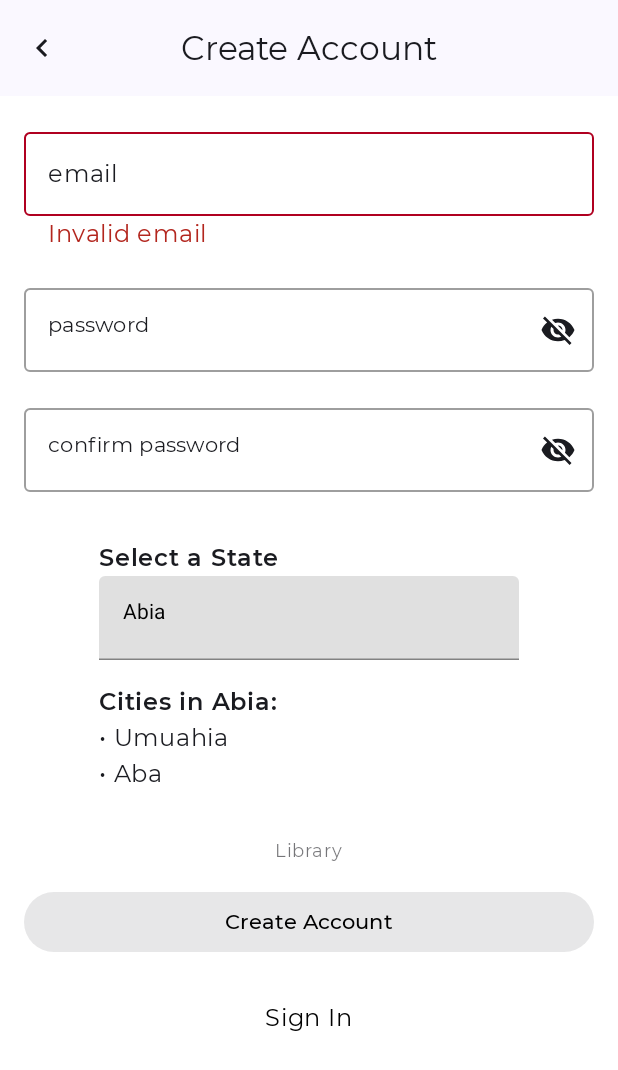
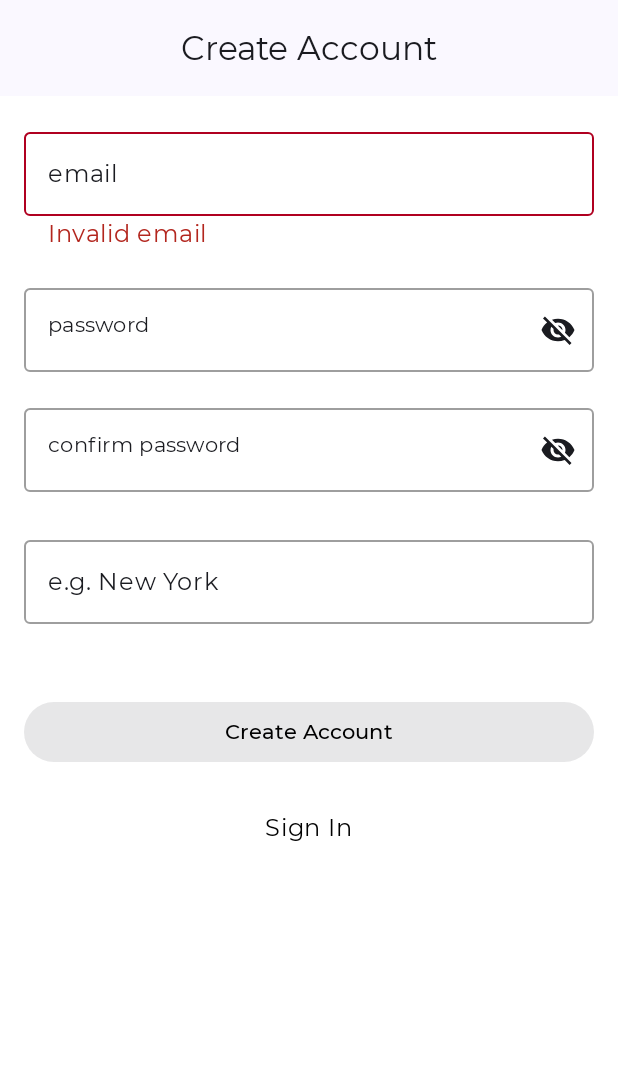
Before and after one commit to ufuomaisaac/Women-Care, an Android app built with Jetpack Compose: the screen it shows after launch (MainActivity), on a phone screen of 412 x 824 dp. Shown: the top 1070 px of the screen. Run offline under Robolectric (Android 15) with nearby library versions, the phone set to English and light mode, and no system bars; our stand-ins replace Dagger/Hilt's generated code, Firebase (no records; nobody signed in at launch, a user with empty details on screens opened directly).

Commit message:
some changes made

```diff
--- a/app/src/main/java/com/example/womencare/ui/auth/signin/SignInSIgnUp.kt
+++ b/app/src/main/java/com/example/womencare/ui/auth/signin/SignInSIgnUp.kt
@@ -4,6 +4,7 @@ import androidx.compose.foundation.layout.Row
 import androidx.compose.foundation.layout.Spacer
 import androidx.compose.foundation.layout.fillMaxWidth
 import androidx.compose.foundation.layout.height
+import androidx.compose.foundation.layout.padding
 import androidx.compose.foundation.layout.width
 import androidx.compose.foundation.text.KeyboardActions
 import androidx.compose.foundation.text.KeyboardOptions
@@ -67,6 +68,21 @@ fun SignInTopAppBar(
 }
 
 @Composable
+@OptIn(ExperimentalMaterial3Api::class)
+fun SignUpTopAppBar(
+    topAppBarTitle: String,
+    NavUp: () -> Unit
+) {
+    CenterAlignedTopAppBar(
+        title = {
+            Text(text = topAppBarTitle,
+                modifier = Modifier
+            )
+        }
+    )
+}
+
+@Composable
 fun Email(
     emailState: TextFieldState =  remember { EmailState() },
     imeAction: ImeAction = ImeAction.Next,
@@ -102,7 +118,6 @@ fun Email(
         ),
         singleLine = true
     )
-
     emailState.getError()?.let { error -> TextFieldError(textError = error) }
 }
 
@@ -273,6 +288,40 @@ fun StateCityDropdown() {
 }
 
 
+/*@Composable
+fun CityInputField(
+    city: String,
+    onCityChange: (String) -> Unit
+) {
+    TextField(
+        value = city,
+        onValueChange = onCityChange,
+        label = { Text("Enter City") },
+        placeholder = { Text("e.g. New York") },
+        singleLine = true,
+        modifier = Modifier
+            .fillMaxWidth()
+            .padding(16.dp)
+    )
+}*/
+
+@Composable
+fun CityInputField(
+    city: String,
+    onCityChange: (String) -> Unit
+) {
+    OutlinedTextField(
+        value = city,
+        onValueChange = onCityChange,
+        //label = { Text("Enter City") },
+        placeholder = { Text("e.g. New York") },
+        singleLine = true,
+        modifier = Modifier
+            .fillMaxWidth()
+    )
+}
+
+
 
 @Preview()
 @Composable
--- a/app/src/main/java/com/example/womencare/ui/auth/signup/SIgnUpScreen.kt
+++ b/app/src/main/java/com/example/womencare/ui/auth/signup/SIgnUpScreen.kt
@@ -1,9 +1,11 @@
 package com.example.mothercare.ui.scene.auth.signup
 
 import CityDropdown
+import CityInputField
 import Email
 import Password
 import SignInTopAppBar
+import SignUpTopAppBar
 import StateCityDropdown
 import TextButton
 import android.util.Log
@@ -56,7 +58,7 @@ fun SignUpScreen(
 
     Scaffold(
         topBar = {
-            SignInTopAppBar(topAppBarTitle = "Create Account", NavUp = NavUp ) },
+            SignUpTopAppBar(topAppBarTitle = "Create Account", NavUp = NavUp ) },
         content = { paddingValues ->
 
             Spacer(modifier = Modifier.padding(top = 16.dp))
@@ -90,6 +92,7 @@ fun SignUpContent(
     var isLoading by remember { mutableStateOf(false) }
     val scope = rememberCoroutineScope()
     var context = LocalContext.current
+    var city by remember { mutableStateOf("") }
 
 
 
@@ -122,15 +125,15 @@ fun SignUpContent(
 
         Spacer(modifier = Modifier.height(32.dp))
 
-        StateCityDropdown()
+        CityInputField(city = city, onCityChange = { city = it })
 
         Spacer(modifier = Modifier.height(32.dp))
 
-        Text(
+        /*Text(
             text = stringResource(id = R.string.library),
             style = MaterialTheme.typography.bodySmall,
             color = MaterialTheme.colorScheme.onSurface.copy(alpha = stronglyDeemphasizedAlpha)
-        )
+        )*/
 
         Spacer(modifier = Modifier.height(16.dp))
 
```
